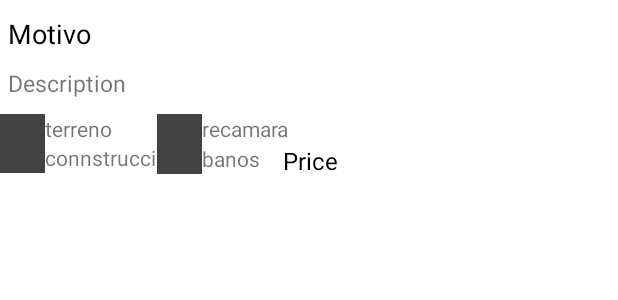
After one commit to DonytXz/pracofiAdnroid, an Android app: the layout date_card.xml on its own in the app's theme, with its tools: preview values and no code run, on a phone screen of 412 x 824 dp. The commit adds this screen. Shown: the top 300 px of the screen. Run offline under Robolectric (Android 15) with nearby library versions, the phone set to English and light mode, and no system bars; network calls fail.

```diff
--- a/app/build.gradle
+++ b/app/build.gradle
@@ -39,6 +39,7 @@ dependencies {
     implementation 'androidx.appcompat:appcompat:1.4.1'
     implementation 'com.google.android.material:material:1.5.0'
     implementation 'androidx.constraintlayout:constraintlayout:2.1.3'
+    implementation 'androidx.legacy:legacy-support-v4:1.0.0'
     testImplementation 'junit:junit:4.13.2'
     androidTestImplementation 'androidx.test.ext:junit:1.1.3'
     androidTestImplementation 'androidx.test.espresso:espresso-core:3.4.0'
--- /dev/null
+++ b/app/src/main/java/com/example/pracofi/Services/ArrayAdapterDate.kt
@@ -0,0 +1,6 @@
+package com.example.pracofi.Services
+
+class ArrayAdapterDate {
+    var hora: String = ""
+    var area: String = ""
+}
--- a/app/src/main/res/layout/activity_main.xml
+++ b/app/src/main/res/layout/activity_main.xml
@@ -13,7 +13,7 @@
         android:layout_width="match_parent"
         android:layout_height="wrap_content"
         android:layout_weight="1"
-        tools:srcCompat="@tools:sample/avatars" />
+        tools:srcCompat="@drawable/ic_launcher_foreground" />
 
     <EditText
         android:id="@+id/etEmail"
--- /dev/null
+++ b/app/src/main/res/layout/date_card.xml
@@ -0,0 +1,130 @@
+<?xml version="1.0" encoding="utf-8"?>
+
+<RelativeLayout xmlns:android="http://schemas.android.com/apk/res/android"
+    android:layout_width="match_parent"
+    android:layout_height="match_parent"
+    android:orientation="vertical"
+    android:paddingTop="10dp"
+    android:paddingBottom="10dp"
+>
+
+    <LinearLayout
+        android:id="@+id/infoSection"
+        android:layout_width="match_parent"
+        android:layout_height="wrap_content"
+        android:orientation="vertical">
+
+        <TextView
+            android:id="@+id/reason"
+            android:layout_width="match_parent"
+            android:layout_height="wrap_content"
+            android:layout_marginBottom="10dp"
+            android:text="Motivo"
+            android:textColor="@color/black"
+            android:layout_marginLeft="5dp"
+            android:textSize="18sp" />
+
+        <TextView
+            android:id="@+id/description"
+            android:layout_width="match_parent"
+            android:layout_height="wrap_content"
+            android:layout_marginBottom="10dp"
+            android:layout_marginLeft="5dp"
+            android:text="Description"
+            android:textSize="15sp" />
+
+    </LinearLayout>
+
+    <RelativeLayout
+        android:id="@+id/pricingSection"
+        android:layout_width="match_parent"
+        android:layout_height="wrap_content"
+        android:layout_below="@+id/infoSection"
+        android:orientation="vertical">
+
+        <ImageView
+            android:id="@+id/terrenotxt"
+            android:layout_width="30dp"
+            android:layout_height="20dp"
+            android:src="@color/cardview_dark_background"
+            android:contentDescription="Property Image"/>
+
+        <TextView
+            android:id="@+id/terreno"
+            android:layout_width="wrap_content"
+            android:layout_height="wrap_content"
+            android:layout_gravity="center"
+            android:layout_marginRight="10dp"
+            android:layout_toRightOf="@id/terrenotxt"
+            android:text="terreno" />
+
+        <ImageView
+            android:id="@+id/construcciontxt"
+            android:layout_width="30dp"
+            android:layout_height="20dp"
+            android:layout_below="@id/terreno"
+            android:src="@color/cardview_dark_background"
+            android:contentDescription="Property Image"/>
+
+        <TextView
+            android:id="@+id/construccion"
+            android:layout_width="wrap_content"
+            android:layout_height="wrap_content"
+            android:layout_gravity="center"
+            android:layout_toRightOf="@id/construcciontxt"
+            android:layout_below="@id/terreno"
+            android:text="connstruccion" />
+
+        <ImageView
+            android:id="@+id/recamara"
+            android:layout_width="30dp"
+            android:layout_height="20dp"
+            android:src="@color/cardview_dark_background"
+            android:layout_marginLeft="20dp"
+            android:layout_toRightOf="@id/terreno"
+            android:contentDescription="Bedroom Image"/>
+
+        <TextView
+            android:id="@+id/recamaraa"
+            android:layout_width="wrap_content"
+            android:layout_height="wrap_content"
+            android:layout_toRightOf="@id/recamara"
+            android:text="recamara" />
+
+        <ImageView
+            android:id="@+id/banos"
+            android:layout_width="30dp"
+            android:layout_height="20dp"
+            android:layout_below="@id/recamara"
+            android:src="@color/cardview_dark_background"
+            android:layout_marginLeft="20dp"
+            android:layout_centerVertical="false"
+            android:layout_toRightOf="@id/terreno"
+            android:contentDescription="Property Image"/>
+
+        <TextView
+            android:id="@+id/banoos"
+            android:layout_width="wrap_content"
+            android:layout_height="wrap_content"
+            android:layout_below="@+id/recamara"
+            android:layout_toRightOf="@id/banos"
+            android:layout_marginBottom="10dp"
+            android:text="banos" />
+
+        <TextView
+            android:id="@+id/price"
+            android:layout_width="wrap_content"
+            android:layout_height="wrap_content"
+            android:layout_marginBottom="10dp"
+            android:text="Price"
+            android:layout_toRightOf="@id/banoos"
+            android:layout_below="@id/recamara"
+            android:gravity="right|bottom"
+            android:textColor="@color/black"
+            android:textSize="16dp"
+            android:layout_marginLeft="15dp"/>
+
+
+    </RelativeLayout>
+
+</RelativeLayout>
--- a/app/src/main/res/values/strings.xml
+++ b/app/src/main/res/values/strings.xml
@@ -1,3 +1,5 @@
 <resources>
     <string name="app_name">Pracofi</string>
+    <!-- TODO: Remove or change this placeholder text -->
+    <string name="hello_blank_fragment">Hello blank fragment</string>
 </resources>
```
Also changed, not shown: app/src/main/java/com/example/pracofi/Dates.kt (+18 -0 lines), app/src/main/java/com/example/pracofi/Services/AutService.kt (+0 -13 lines), app/src/main/java/com/example/pracofi/Services/DatesService.kt (added, +115 -0 lines), app/src/main/res/layout/activity_dates.xml (+6 -2 lines).
